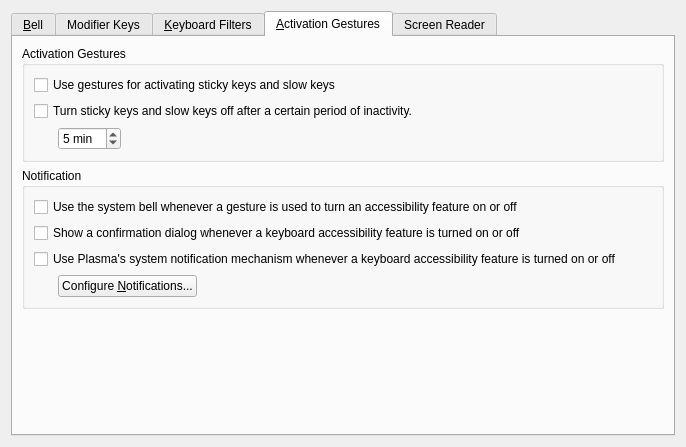
Old version of the form kcms/access/accessibility.ui in the repository Sonic-DE/sonic-desktop-interface.
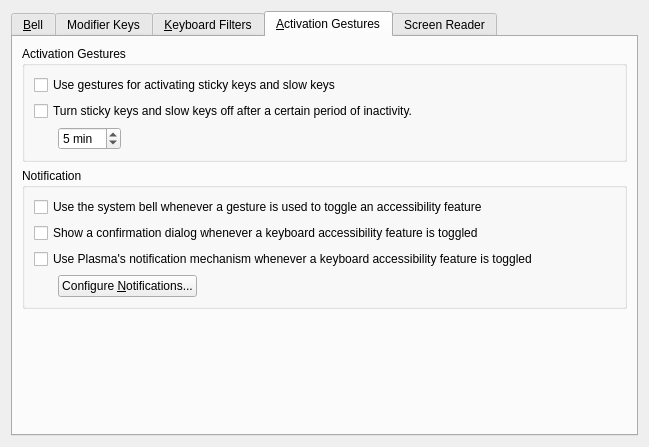
New version of the form. The open tabs and pages were chosen to show the change. Custom widgets are drawn as their Qt base class.

Commit message:
Shorten labels of QCheckBox so the accessibility kcm won't need a scrollbar.
BUG:339407
REVIEW:124959

The edit to the form file:
```diff
--- a/kcms/access/accessibility.ui
+++ b/kcms/access/accessibility.ui
@@ -6,7 +6,7 @@
    <rect>
     <x>0</x>
     <y>0</y>
-    <width>686</width>
+    <width>649</width>
     <height>447</height>
    </rect>
   </property>
@@ -660,7 +660,7 @@
              <string>Check this option if you want to use a customized bell, playing a sound file. If you do this, you will probably want to turn off the system bell.</string>
             </property>
             <property name="text">
-             <string>Use the system bell whenever a gesture is used to turn an accessibility feature on or off</string>
+             <string>Use the system bell whenever a gesture is used to toggle an accessibility feature</string>
             </property>
            </widget>
           </item>
@@ -671,14 +671,14 @@
 Ensure you know what you are doing if you uncheck it, as the keyboard accessibility settings will then always be applied without confirmation.</string>
             </property>
             <property name="text">
-             <string>Show a confirmation dialog whenever a keyboard accessibility feature is turned on or off</string>
+             <string>Show a confirmation dialog whenever a keyboard accessibility feature is toggled</string>
             </property>
            </widget>
           </item>
           <item>
            <widget class="QCheckBox" name="kNotifyAccess">
             <property name="text">
-             <string>Use Plasma's system notification mechanism whenever a keyboard accessibility feature is turned on or off</string>
+             <string>Use Plasma's notification mechanism whenever a keyboard accessibility feature is toggled</string>
             </property>
            </widget>
           </item>
```
Left out of the diff: 12 changed lines with no effect on the pictures.
